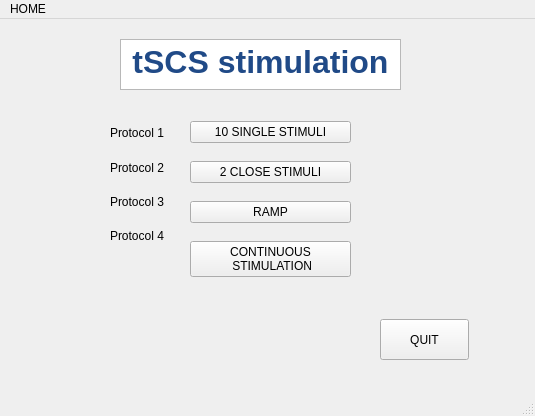
This is _Stimulation/stimulation_GUI/mainwindow.ui in annasparapani/MScThesis_tSCS as Qt 5 draws it before an edit. The edited form follows.
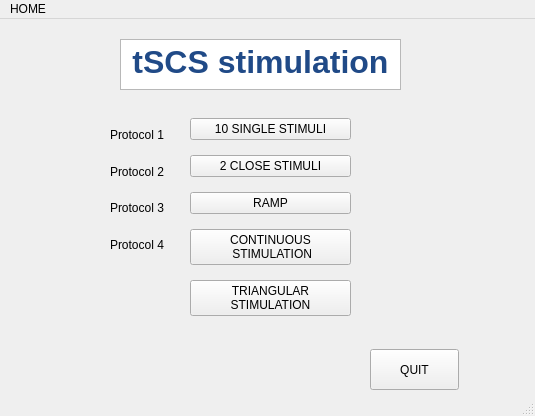
This is the edited form.

Commit message:
added code for triangular wave stimulation
added GUI window as well and control of parameters

Patch:
```diff
--- a/_Stimulation/stimulation_GUI/mainwindow.ui
+++ b/_Stimulation/stimulation_GUI/mainwindow.ui
@@ -34,8 +34,8 @@
    <widget class="QPushButton" name="Button_quit">
     <property name="geometry">
      <rect>
-      <x>380</x>
-      <y>300</y>
+      <x>370</x>
+      <y>330</y>
       <width>89</width>
       <height>41</height>
      </rect>
@@ -44,13 +44,13 @@
      <string>QUIT</string>
     </property>
    </widget>
-   <widget class="QWidget" name="">
+   <widget class="QWidget" name="layoutWidget">
     <property name="geometry">
      <rect>
       <x>110</x>
       <y>100</y>
       <width>73</width>
-      <height>131</height>
+      <height>141</height>
      </rect>
     </property>
     <layout class="QVBoxLayout" name="verticalLayout">
@@ -84,13 +84,13 @@
      </item>
     </layout>
    </widget>
-   <widget class="QWidget" name="">
+   <widget class="QWidget" name="layoutWidget">
     <property name="geometry">
      <rect>
       <x>190</x>
       <y>90</y>
       <width>161</width>
-      <height>181</height>
+      <height>221</height>
      </rect>
     </property>
     <layout class="QVBoxLayout" name="verticalLayout_2">
@@ -123,6 +123,14 @@
        </property>
       </widget>
      </item>
+     <item>
+      <widget class="QPushButton" name="Button_triangularStim">
+       <property name="text">
+        <string>TRIANGULAR
+STIMULATION</string>
+       </property>
+      </widget>
+     </item>
     </layout>
    </widget>
   </widget>
```
The commit also changes 16 other files.
